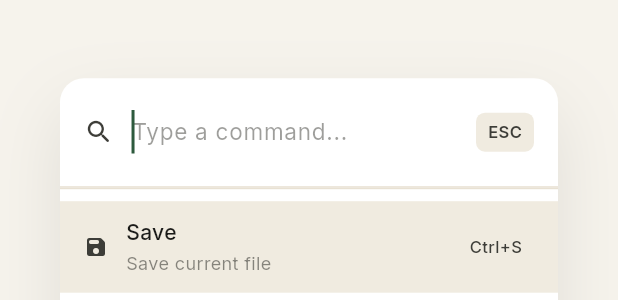
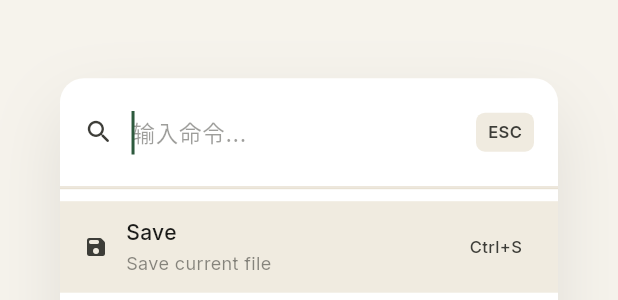
Before and after one commit to MY-Final/markflow, a Flutter app: the CommandPalette widget shown alone on an empty page, opened directly, on a phone screen of 412 x 824 dp. Shown: the part 169-469 px from the top of the screen. Run offline on Flutter 3.47's test engine with Material 3 defaults, Android fonts, the phone set to English and light mode, and no system bars; our stand-ins replace file_picker, flutter_markdown_plus, google_fonts.

Commit message:
feat: 命令面板界面汉化

```diff
--- a/lib/features/command_palette/command_palette.dart
+++ b/lib/features/command_palette/command_palette.dart
@@ -144,7 +144,7 @@ class _CommandPaletteState extends State<CommandPalette> {
                 color: theme.text,
               ),
               decoration: InputDecoration(
-                hintText: 'Type a command...',
+                hintText: '输入命令...',
                 hintStyle: GoogleFonts.inter(
                   fontSize: 15,
                   color: theme.secondaryText.withValues(alpha: 0.5),
@@ -216,7 +216,7 @@ class _CommandPaletteState extends State<CommandPalette> {
           ),
           const SizedBox(height: 16),
           Text(
-            'No commands found',
+            '未找到命令',
             style: TextStyle(
               fontSize: 14,
               color: theme.secondaryText,
```
